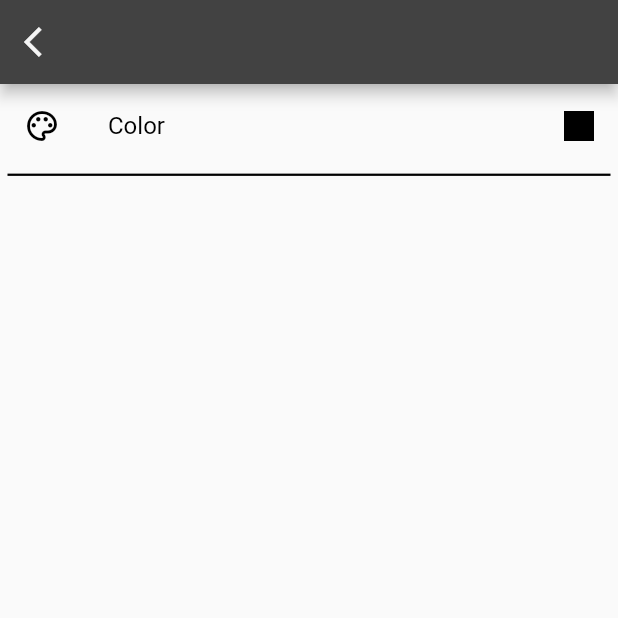
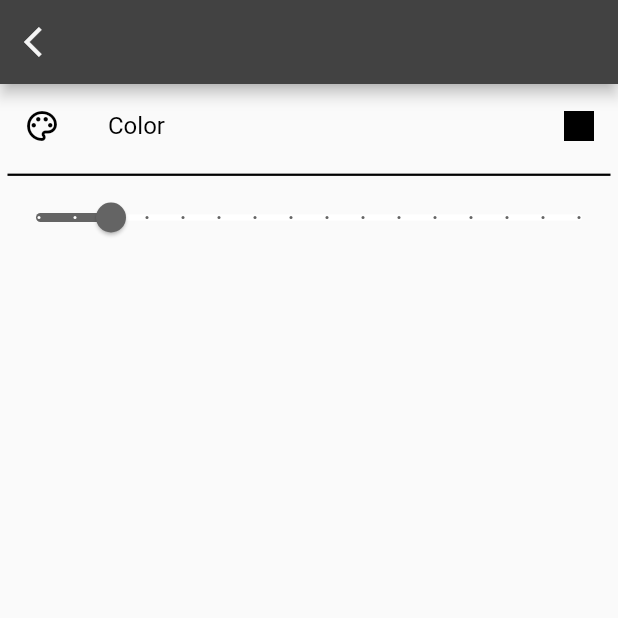
Before and after one commit to DanilLevadsky/flutter_painter, a Flutter app: the screen it shows after launch, after a tap on the "brush" icon, on a phone screen of 412 x 824 dp, the top half of it. Run offline on Flutter 3.47's test engine with Material 2 defaults, Android fonts, the phone set to English and light mode, and no system bars; missing offline and left inert: desktop_window, flutter_material_pickers.

Commit message:
added size slider

```diff
--- a/lib/main.dart
+++ b/lib/main.dart
@@ -1,18 +1,19 @@
+import 'dart:io';
 import 'dart:ui';
+
+import 'package:desktop_window/desktop_window.dart';
 import 'package:flutter/material.dart';
 import 'package:flutter/rendering.dart';
 import 'package:flutter/widgets.dart';
-import 'package:desktop_window/desktop_window.dart';
 import 'package:painter/screens/canvas_screen.dart';
-import 'dart:io';
 
 void main() async {
-  runApp(MaterialApp(debugShowCheckedModeBanner: false, home: CanvasScreen()));
   if (ifDesktop) {
+    runApp(
+        MaterialApp(debugShowCheckedModeBanner: false, home: CanvasScreen()));
     await DesktopWindow.setMinWindowSize(Size(800, 600));
     await DesktopWindow.setMaxWindowSize(Size(1440, 1024));
   }
 }
 
-bool get ifDesktop =>
-    Platform.isMacOS || Platform.isLinux || Platform.isWindows;
+bool ifDesktop = (Platform.isMacOS || Platform.isLinux || Platform.isWindows);
--- a/lib/screens/canvas_screen.dart
+++ b/lib/screens/canvas_screen.dart
@@ -1,11 +1,9 @@
-
 import 'package:flutter/material.dart';
 import 'package:painter/screens/settings_screen.dart';
 import 'package:painter/services/group_points.dart';
 import 'package:painter/services/painter.dart';
 
 import '../services/bar_button.dart';
-
 
 class CanvasScreen extends StatefulWidget {
   @override
@@ -24,13 +22,14 @@ class _CanvasScreenState extends State<CanvasScreen> {
     if (_painter != null) {
       setState(() {
         _painter.color = this.color;
+        _painter.size = this.size;
       });
     }
   }
 
   @override
   Widget build(BuildContext context) {
-    _painter = Painter(size: size, offsets: points, color: color);
+    _painter = Painter(size: size, points: points, color: color);
     return Scaffold(
       backgroundColor: Colors.grey[100],
       appBar: AppBar(
@@ -61,10 +60,16 @@ class _CanvasScreenState extends State<CanvasScreen> {
             color: Colors.grey[100],
           ),
           onPressed: () async {
-            var settings = await Navigator.push(context,
-                MaterialPageRoute(builder: (context) => SettingsScreen()));
+            var settings = await Navigator.push(
+                context,
+                MaterialPageRoute(
+                    builder: (context) => SettingsScreen(
+                          size: size,
+                          color: color,
+                        )));
             setState(() {
-              this.color = settings;
+              this.color = settings['color'];
+              this.size = settings['size'];
             });
           },
         ),
@@ -75,17 +80,19 @@ class _CanvasScreenState extends State<CanvasScreen> {
         child: GestureDetector(
           onPanDown: (details) {
             setState(() {
+              points.add(GroupPoints(
+                  offset: details.localPosition, color: color, size: size));
             });
           },
           onPanUpdate: (details) {
             setState(() {
-              points.add(
-                  GroupPoints(offset: details.localPosition, color: color));
+              points.add(GroupPoints(
+                  offset: details.localPosition, color: color, size: size));
             });
           },
           onPanEnd: (details) {
             setState(() {
-              points.add(GroupPoints(offset: null, color: color));
+              points.add(GroupPoints(offset: null, color: color, size: size));
             });
           },
           child: Center(
--- a/lib/screens/settings_screen.dart
+++ b/lib/screens/settings_screen.dart
@@ -2,6 +2,11 @@ import 'package:flutter/material.dart';
 import 'package:flutter_material_pickers/flutter_material_pickers.dart';
 
 class SettingsScreen extends StatefulWidget {
+  final double size;
+  final Color color;
+
+  const SettingsScreen({this.size, this.color});
+
   @override
   _SettingsScreenState createState() => _SettingsScreenState();
 }
@@ -13,8 +18,15 @@ class _SettingsScreenState extends State<SettingsScreen> {
   @override
   void initState() {
     super.initState();
-    if (color == null) {
+    if (widget.color == null) {
       color = Colors.black;
+    }
+    if (widget.size == null) {
+      size = 3.0;
+    }
+    if (widget.color != null && widget.size != null) {
+      size = widget.size;
+      color = widget.color;
     }
   }
 
@@ -29,12 +41,13 @@ class _SettingsScreenState extends State<SettingsScreen> {
             color: Colors.grey[100],
           ),
           onPressed: () {
-            Navigator.pop(context, color);
+            Navigator.pop(context, {'color': color, 'size': size});
           },
         ),
       ),
       body: Column(
         mainAxisSize: MainAxisSize.min,
+        mainAxisAlignment: MainAxisAlignment.spaceEvenly,
         children: [
           ListTile(
             leading: Icon(
@@ -51,16 +64,7 @@ class _SettingsScreenState extends State<SettingsScreen> {
               color: this.color,
             ),
             onTap: () {
-              showMaterialColorPicker(
-                  headerColor: Colors.grey[800],
-                  buttonTextColor: Colors.black,
-                  context: context,
-                  selectedColor: color,
-                  onChanged: (value) {
-                    setState(() {
-                      this.color = value;
-                    });
-                  });
+              getColor();
             },
           ),
           Container(
@@ -70,10 +74,38 @@ class _SettingsScreenState extends State<SettingsScreen> {
               thickness: 1.5,
               color: Colors.black,
             ),
+          ),
+          Slider(
+            value: size,
+            onChanged: (value) {
+              setState(() {
+                size = value;
+              });
+            },
+            min: 1.0,
+            max: 15.0,
+            divisions: 15,
 
-          ),
+            inactiveColor: Colors.white,
+            activeColor: Color.fromARGB(255, 100, 100, 100),
+            label: 'Size',
+
+          )
         ],
       ),
     );
   }
+
+  void getColor() {
+    showMaterialColorPicker(
+        headerColor: Colors.grey[800],
+        buttonTextColor: Colors.black,
+        context: context,
+        selectedColor: color,
+        onChanged: (value) {
+          setState(() {
+            this.color = value;
+          });
+        });
+  }
 }
--- a/lib/services/group_points.dart
+++ b/lib/services/group_points.dart
@@ -3,6 +3,7 @@ import 'dart:ui';
 class GroupPoints {
   Offset offset;
   Color color;
+  double size;
 
-  GroupPoints({this.color, this.offset});
+  GroupPoints({this.color, this.offset, this.size});
 }
--- a/lib/services/painter.dart
+++ b/lib/services/painter.dart
@@ -6,24 +6,23 @@ import 'group_points.dart';
 
 class Painter extends CustomPainter {
   var size;
-  List<GroupPoints> offsets;
+  List<GroupPoints> points;
   var color;
 
-  Painter({@required this.size, @required this.offsets, @required this.color})
+  Painter({@required this.size, @required this.points, @required this.color})
       : super();
 
   @override
   void paint(Canvas canvas, Size size) {
-    final _paint = Paint()
-      ..isAntiAlias = true
-      ..strokeWidth = this.size;
+    final _paint = Paint()..isAntiAlias = true;
 
-    for (int i = 0; i < offsets.length - 1; i++) {
-      _paint.color = offsets[i].color;
-      if (offsets[i].offset != null && offsets[i + 1].offset != null) {
-        canvas.drawLine(offsets[i].offset, offsets[i + 1].offset, _paint);
-      } else if (offsets[i].offset != null && offsets[i + 1].offset == null) {
-        canvas.drawPoints(PointMode.points, [offsets[i].offset], _paint);
+    for (int i = 0; i < points.length - 1; i++) {
+      _paint.color = points[i].color;
+      _paint.strokeWidth = points[i].size;
+      if (points[i].offset != null && points[i + 1].offset != null) {
+        canvas.drawLine(points[i].offset, points[i + 1].offset, _paint);
+      } else if (points[i].offset != null && points[i + 1].offset == null) {
+        canvas.drawPoints(PointMode.points, [points[i].offset], _paint);
       }
     }
   }
```
